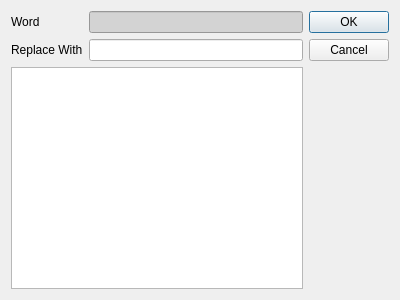
Old version of the form suggestionsdialog.ui in the repository CJCombrink/SpellChecker-Plugin.
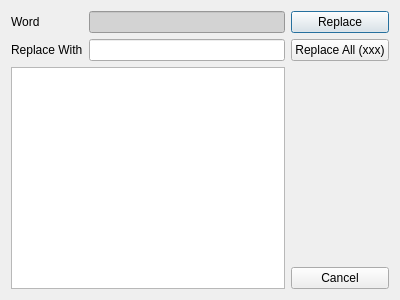
New version of the form.

Commit message: Added 'Replace All' - Added the 'Replace All' option on the Suggestions Dialogue if there are more than 1 occurrence of a misspelled word closes #1

Diff of the .ui file:
```diff
--- a/suggestionsdialog.ui
+++ b/suggestionsdialog.ui
@@ -62,13 +62,55 @@
     </widget>
    </item>
    <item row="0" column="2" rowspan="3">
-    <widget class="QDialogButtonBox" name="buttonBox">
-     <property name="orientation">
-      <enum>Qt::Vertical</enum>
-     </property>
-     <property name="standardButtons">
-      <set>QDialogButtonBox::Cancel|QDialogButtonBox::Ok</set>
-     </property>
+    <widget class="QWidget" name="widget" native="true">
+     <layout class="QVBoxLayout" name="verticalLayout">
+      <property name="leftMargin">
+       <number>0</number>
+      </property>
+      <property name="topMargin">
+       <number>0</number>
+      </property>
+      <property name="rightMargin">
+       <number>0</number>
+      </property>
+      <property name="bottomMargin">
+       <number>0</number>
+      </property>
+      <item>
+       <widget class="QPushButton" name="pushButtonReplace">
+        <property name="text">
+         <string>Replace</string>
+        </property>
+       </widget>
+      </item>
+      <item>
+       <widget class="QPushButton" name="pushButtonReplaceAll">
+        <property name="text">
+         <string>Replace All (xxx)</string>
+        </property>
+       </widget>
+      </item>
+      <item>
+       <spacer name="verticalSpacer">
+        <property name="orientation">
+         <enum>Qt::Vertical</enum>
+        </property>
+        <property name="sizeHint" stdset="0">
+         <size>
+          <width>20</width>
+          <height>40</height>
+         </size>
+        </property>
+       </spacer>
+      </item>
+      <item>
+       <widget class="QPushButton" name="pushButtonCancel">
+        <property name="text">
+         <string>Cancel</string>
+        </property>
+       </widget>
+      </item>
+     </layout>
     </widget>
    </item>
   </layout>
```
Left out of the diff: 103 changed lines with no effect on the pictures. The commit also changes 4 other files.
